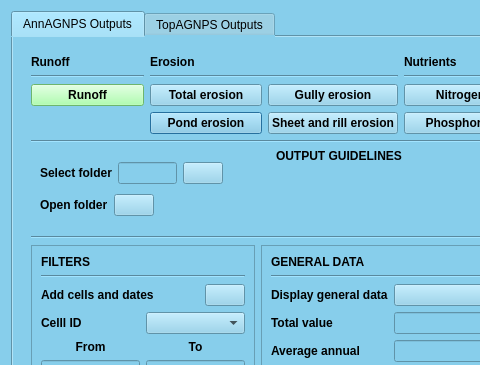
First picture: the form in ui/outputs.ui, repository Inigobarbe/QAnnAGNPS, before the edit; both pictures show x 0 to 480 and y 0 to 365 of the 666 by 626 pixel window.
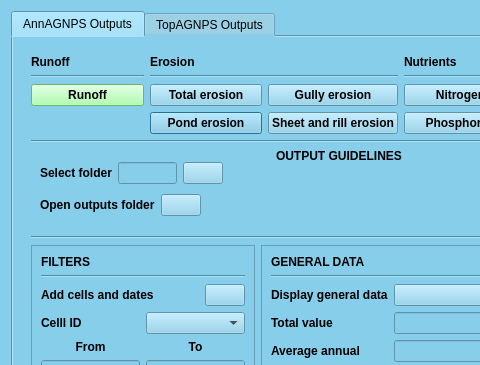
Second picture: the form after the edit.

```diff
--- a/ui/outputs.ui
+++ b/ui/outputs.ui
@@ -352,7 +352,7 @@
                     </font>
                    </property>
                    <property name="text">
-                    <string>Open folder</string>
+                    <string>Open outputs folder</string>
                    </property>
                   </widget>
                  </item>
```
